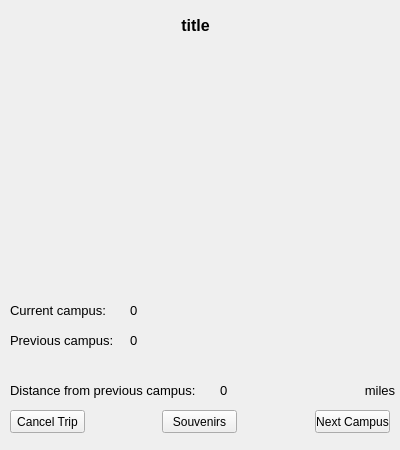
Before: the Qt Designer form CollegeTouring/initialfromuciform.ui in Ykhan799/CollegeTouringS21, drawn with Qt 5.
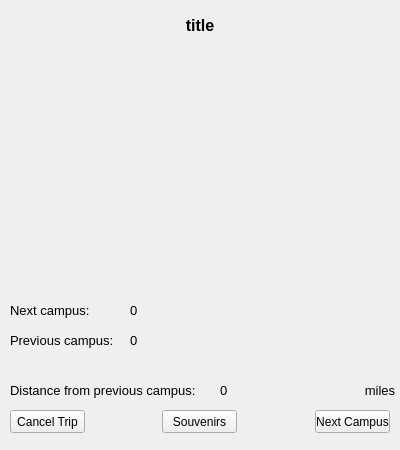
After: the same form once the commit is applied. The open tabs and pages were chosen to show the change.

What changed in the file:
```diff
--- a/CollegeTouring/initialfromuciform.ui
+++ b/CollegeTouring/initialfromuciform.ui
@@ -119,9 +119,9 @@
     <widget class="QLabel" name="welcomeLabel">
      <property name="geometry">
       <rect>
-       <x>20</x>
+       <x>10</x>
        <y>10</y>
-       <width>351</width>
+       <width>380</width>
        <height>31</height>
       </rect>
      </property>
@@ -292,7 +292,7 @@
       </font>
      </property>
      <property name="text">
-      <string>Current campus:</string>
+      <string>Next campus:</string>
      </property>
      <property name="alignment">
       <set>Qt::AlignLeading|Qt::AlignLeft|Qt::AlignVCenter</set>
```
Left out of the diff: 4 changed lines with no effect on the pictures.
